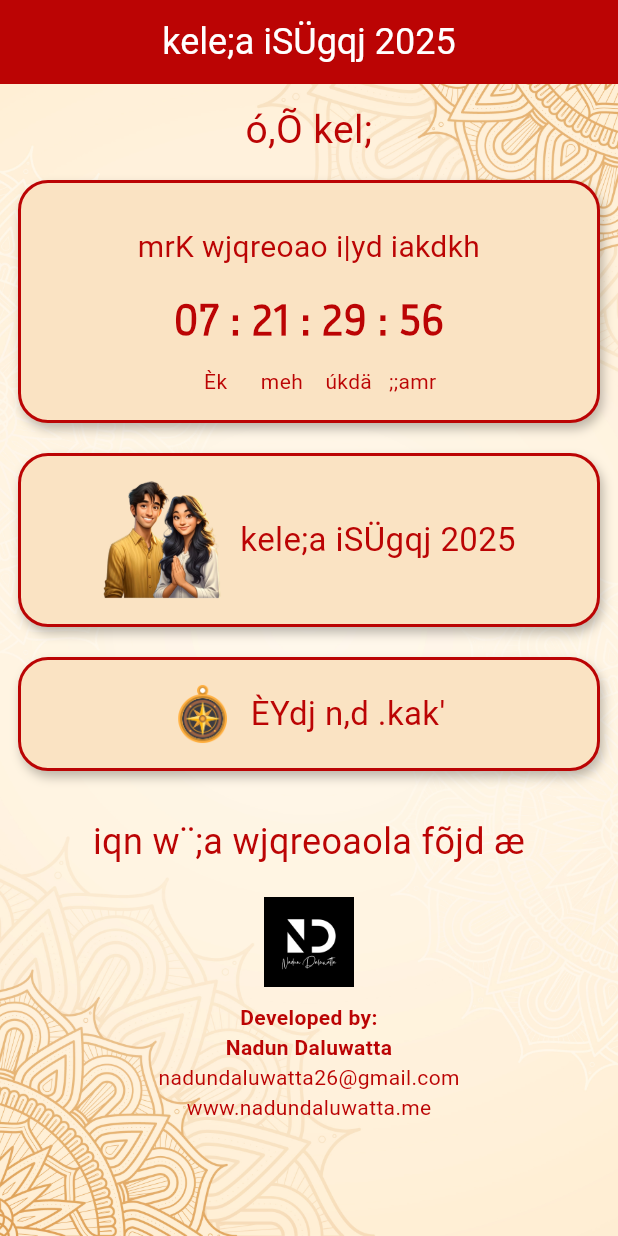
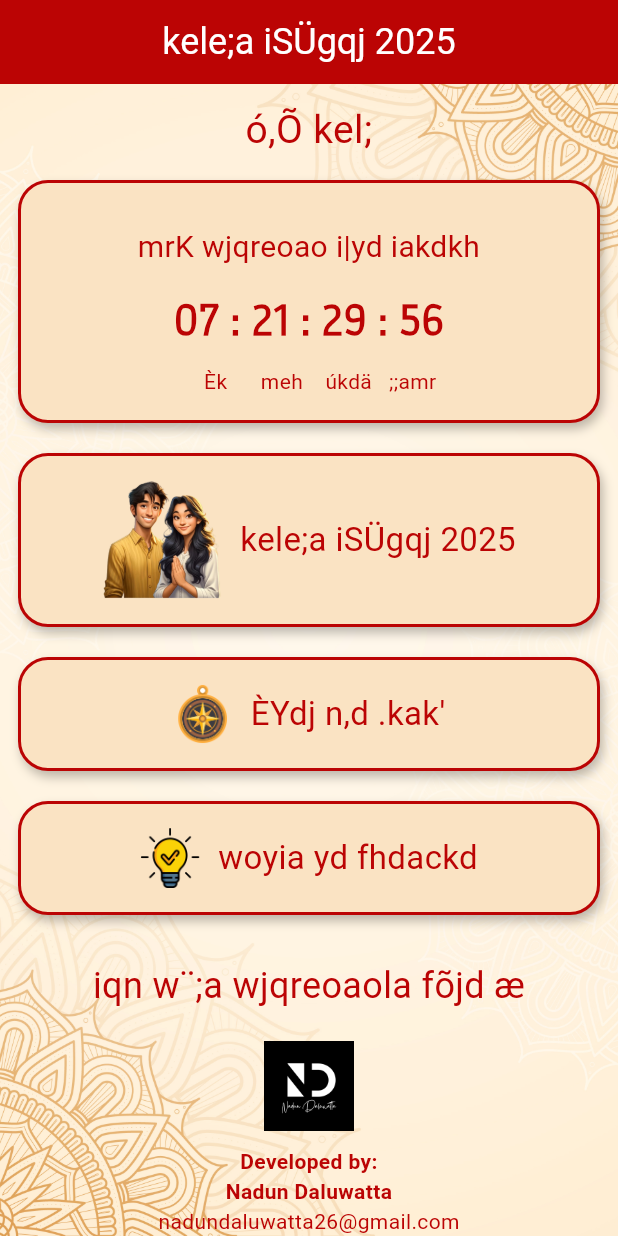
Before and after one commit to CyborLK/aurudu_app, a Flutter app: the screen it shows after launch, on a phone screen of 412 x 824 dp. Run offline on Flutter 3.47's test engine with Material 3 defaults, Android fonts, the phone set to English and light mode, and no system bars; our stand-ins replace flutter_compass; Roboto replaces fonts that are missing (TharuDigitalNikini); project files that could hold a hidden picture were left out.

Commit message:
about screen updated

```diff
--- a/lib/dashboard_screen.dart
+++ b/lib/dashboard_screen.dart
@@ -4,6 +4,7 @@ import '../widgets/timer_display.dart';
 import '../data/nakath_data.dart';
 import '../screens/compass_details_screen.dart';
 import '../screens/nakath_screen.dart';
+import '../screens/about_us_screen.dart';
 
 // Import all Nakath screens
 import '../nakath_screens/nakath1_screen.dart';
@@ -216,6 +217,41 @@ class _DashboardScreenState extends State<DashboardScreen> {
                           ),
                         ),
 
+                        // Aurudu geetha Card
+                        InkWell(
+                          onTap: () {
+                            Navigator.push(
+                              context,
+                              MaterialPageRoute(
+                                builder: (context) => const AboutUsScreen(),
+                              ),
+                            );
+                          },
+                          borderRadius: BorderRadius.circular(20),
+                          child: _buildCard(
+                            Row(
+                              mainAxisAlignment: MainAxisAlignment.center,
+                              children: [
+                                Image.asset(
+                                  'assets/images/idea.png',
+                                  width: 40,
+                                  height: 40,
+                                ),
+                                const SizedBox(width: 12),
+                                const Text(
+                                  'woyia yd fhdackd',
+                                  style: TextStyle(
+                                    fontSize: 22,
+                                    color: Color(0xFFBB0404),
+                                    fontFamily: 'TharuDigitalNikini',
+                                  ),
+                                  textAlign: TextAlign.center,
+                                ),
+                              ],
+                            ),
+                          ),
+                        ),
+
                         const SizedBox(height: 20),
 
                         const Center(
--- a/lib/main.dart
+++ b/lib/main.dart
@@ -2,6 +2,8 @@ import 'package:flutter/material.dart';
 import 'splash_screen.dart';
 
 void main() {
+
+  WidgetsFlutterBinding.ensureInitialized();
   runApp(const MyApp());
 }
 
--- a/lib/screens/compass_details_screen.dart
+++ b/lib/screens/compass_details_screen.dart
@@ -93,7 +93,7 @@ class _CompassDetailsScreenState extends State<CompassDetailsScreen> {
                                 ),
                                 boxShadow: [
                                   BoxShadow(
-                                    color: Colors.black.withOpacity(0.5),
+                                    color: Colors.black.withAlpha((0.5 * 255).toInt()),
                                     blurRadius: 10,
                                     spreadRadius: 2,
                                   ),
--- a/lib/screens/nakath_screen.dart
+++ b/lib/screens/nakath_screen.dart
@@ -111,7 +111,7 @@ class NakathScreen extends StatelessWidget {
       margin: const EdgeInsets.symmetric(vertical: 8),
       padding: const EdgeInsets.all(16),
       decoration: BoxDecoration(
-        color: const Color(0xFFFAE3C3).withOpacity(0.9),
+        color: const Color(0xFFFAE3C3).withAlpha((0.9 * 255).toInt()),
         borderRadius: BorderRadius.circular(20),
         border: Border.all(color: const Color(0xFFBB0404), width: 2),
         boxShadow: const [
--- a/lib/splash_screen.dart
+++ b/lib/splash_screen.dart
@@ -6,10 +6,10 @@ class SplashScreen extends StatefulWidget {
   const SplashScreen({super.key});
 
   @override
-  _SplashScreenState createState() => _SplashScreenState();
+  SplashScreenState createState() => SplashScreenState();
 }
 
-class _SplashScreenState extends State<SplashScreen> {
+class SplashScreenState extends State<SplashScreen> {
   @override
   void initState() {
     super.initState();
--- a/lib/widgets/timer_display.dart
+++ b/lib/widgets/timer_display.dart
@@ -45,7 +45,7 @@ class _TimerDisplayState extends State<TimerDisplay> {
   }
 
   @override
-  Widget build(BuildContexcontext) {
+  Widget build(BuildContext context) {
     final days = formatDigits(_timeLeft.inDays);
     final hours = formatDigits(_timeLeft.inHours % 24);
     final minutes = formatDigits(_timeLeft.inMinutes % 60);
--- a/pubspec.yaml
+++ b/pubspec.yaml
@@ -31,8 +31,10 @@ dependencies:
   flutter:
     sdk: flutter
   intl: ^0.18.0
-  audioplayers: ^5.2.1  # or latest version
   flutter_compass: '^0.8.1'
+
+
+  url_launcher: ^6.3.1
 
   # The following adds the Cupertino Icons font to your application.
   # Use with the CupertinoIcons class for iOS style icons.
@@ -65,6 +67,7 @@ flutter:
     - assets/images/couple.png
     - assets/images/compass.png
     - assets/images/nd_logo.png
+    - assets/images/idea.png
 
     # nakath screen images
 
@@ -77,7 +80,6 @@ flutter:
     - assets/images/nakath7.png
     - assets/images/nakath8.png
 
-    - assets/audio/new_year_music.mp3
   fonts:
     - family: apex008-FreeTypo
       fonts:
```
Also changed, not shown: lib/screens/about_us_screen.dart (added, +103 -0 lines), assets/images/idea.png (added), assets/images/music.png (added), pubspec.lock, 5 other files.
